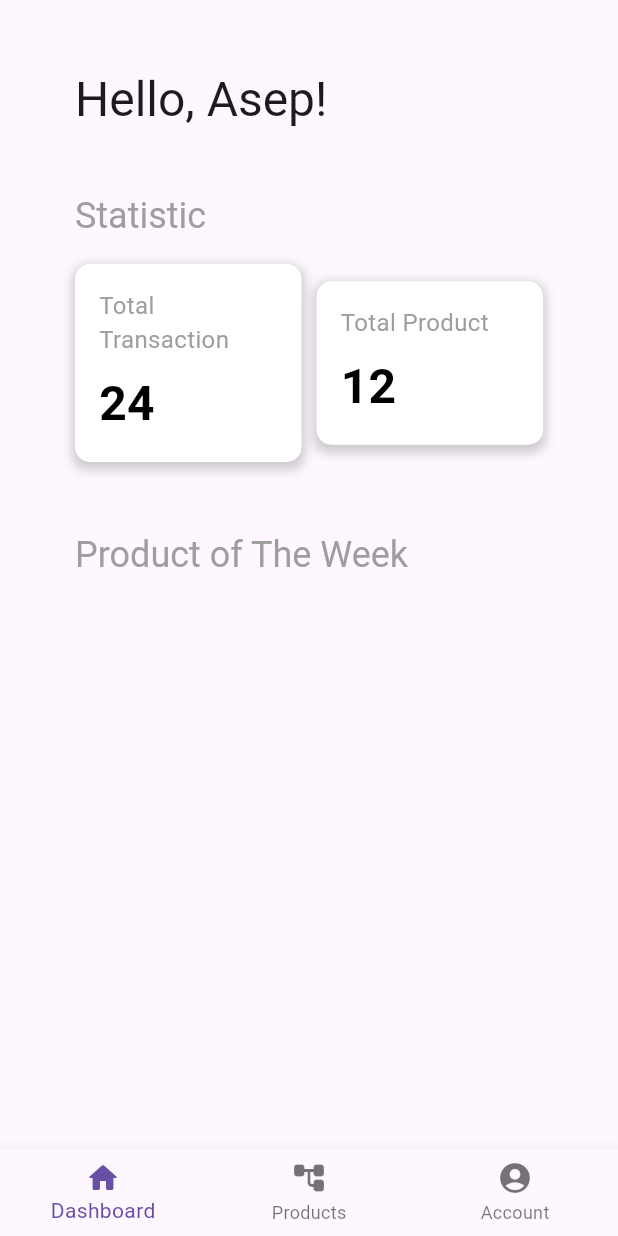
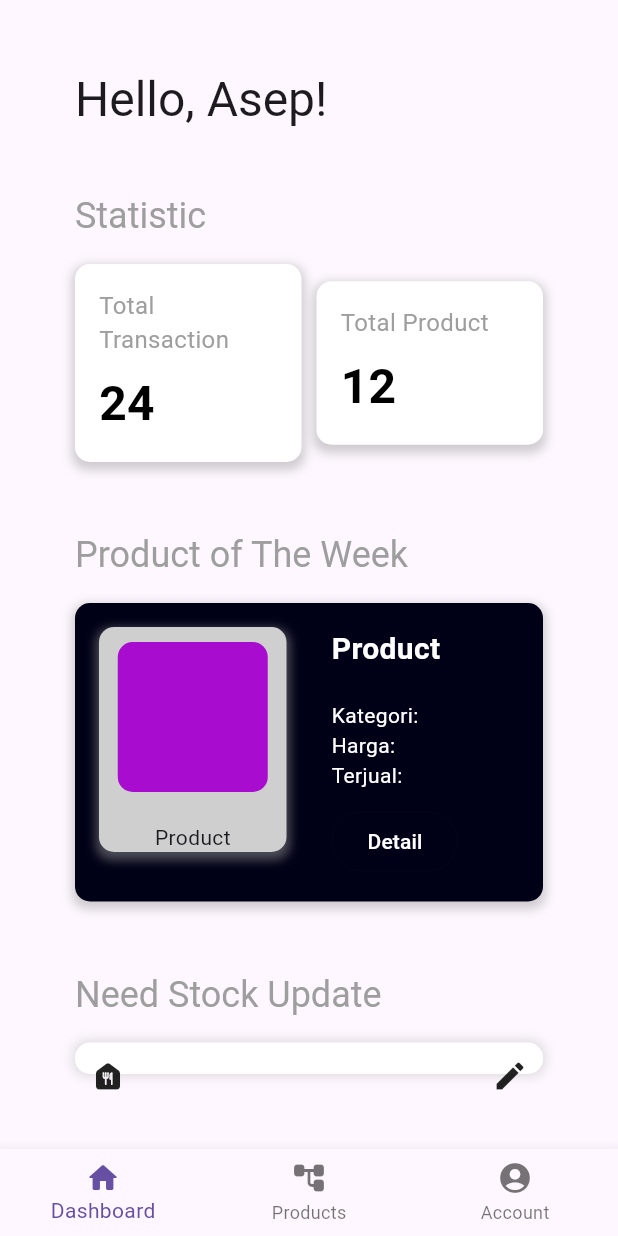
Before and after one commit to andipermana444/infinito, a Flutter app: the Dashboard screen opened directly, on a phone screen of 412 x 824 dp. Run offline on Flutter 3.47's test engine with Material 3 defaults, Android fonts, the phone set to English and light mode, and no system bars; Roboto replaces fonts that are missing (Poppins).

Commit message:
UI Dashboard 75% (masih ada beberapa logic UI yang belum berhasil seperti List Stock)

```diff
--- a/frontend/lib/screen/dashboard.dart
+++ b/frontend/lib/screen/dashboard.dart
@@ -35,34 +35,48 @@ class DashBoard extends State<Dashboard> {
               textAlign: TextAlign.left,
               style: TextStyle(
                 fontFamily: 'Poppins',
-                fontSize: 24, // Adjust the size as needed
+                fontSize: 24,
                 letterSpacing: 0,
                 fontWeight: FontWeight.normal,
                 color: Colors.grey,
                 height: 1,
               ),
             ),
-            const SizedBox(height: 20), // Add space before the boxes
+            const SizedBox(height: 20),
             Row(
               children: [
                 Expanded(child: _statisticBox('Total Transaction', '24')),
-                const SizedBox(width: 10), // Add space between the boxes
+                const SizedBox(width: 10),
                 Expanded(child: _statisticBox('Total Product', '12')),
               ],
             ),
-            const SizedBox(height: 50), // Add space between the texts
-            const Text(
-              'Product of The Week',
+            const SizedBox(height: 50), // space antara section
+            const Text('Product of The Week',
+                textAlign: TextAlign.left,
+                style: TextStyle(
+                  fontFamily: 'Poppins',
+                  fontSize: 24,
+                  letterSpacing: 0,
+                  fontWeight: FontWeight.normal,
+                  color: Colors.grey,
+                  height: 1,
+                )),
+            const SizedBox(height: 20),
+            _prodTheWeek(),
+            const SizedBox(height: 50),
+            const Text('Need Stock Update',
               textAlign: TextAlign.left,
               style: TextStyle(
                 fontFamily: 'Poppins',
-                fontSize: 24, // Adjust the size as needed
+                fontSize: 24,
                 letterSpacing: 0,
                 fontWeight: FontWeight.normal,
                 color: Colors.grey,
                 height: 1,
               )
             ),
+            const SizedBox(height: 20),
+            listStock('Oreo'),
           ],
         ),
       ),
@@ -126,4 +140,122 @@ class DashBoard extends State<Dashboard> {
       ),
     );
   }
+  Widget _prodTheWeek() {
+    return Container(
+      padding: const EdgeInsets.all(16),
+      decoration: BoxDecoration(
+        color: const Color.fromARGB(255, 0, 0, 22),
+        borderRadius: BorderRadius.circular(10),
+        boxShadow: [
+          BoxShadow(
+            color: Colors.grey.withOpacity(0.5),
+            spreadRadius: 2,
+            blurRadius: 5,
+            offset: const Offset(0, 3),
+          ),
+        ],
+      ),
+      child: Row(
+        mainAxisSize: MainAxisSize.max,
+        crossAxisAlignment: CrossAxisAlignment.start,
+        mainAxisAlignment: MainAxisAlignment.start,
+        children: [
+          Expanded(
+            child: Container(
+              decoration: BoxDecoration(
+                color: const Color.fromARGB(255, 207, 207, 207),
+                borderRadius: BorderRadius.circular(10),
+                boxShadow: [
+                  BoxShadow(
+                    color: Colors.grey.withOpacity(0.5),
+                    spreadRadius: 2,
+                    blurRadius: 5,
+                    offset: const Offset(0, 3),
+                  ),
+                ],
+              ),
+              child: Column(
+                mainAxisSize: MainAxisSize.max,
+                crossAxisAlignment: CrossAxisAlignment.center,
+                children: [
+                  Container(
+                      margin: const EdgeInsets.all(10),
+                      decoration: BoxDecoration(
+                        color: const Color.fromARGB(255, 168, 13, 207),
+                        borderRadius: BorderRadius.circular(10),
+                      ),
+                      height: 100,
+                      width: 100,
+                  ),
+                  const SizedBox(height: 10),
+                  const Text("Product")
+                ],
+              ),
+            ),
+          ),
+          const SizedBox(
+            width: 30,
+          ),
+          Expanded(
+              child: Container(
+              child: const Column(
+              mainAxisSize: MainAxisSize.max,
+              crossAxisAlignment: CrossAxisAlignment.start,
+              children: [
+                Text(
+                  "Product",
+                  style: TextStyle(
+                      color: Colors.white,
+                      fontWeight: FontWeight.bold,
+                      fontSize: 20),
+                ),
+                SizedBox(
+                  height: 20,
+                ),
+                Text("Kategori: ", style: TextStyle(color: Colors.white)),
+                Text("Harga: ", style: TextStyle(color: Colors.white)),
+                Text("Terjual: ", style: TextStyle(color: Colors.white)),
+                SizedBox(
+                  height: 10,
+                ),
+                OutlinedButton(
+                    onPressed: null,
+                    child: const Text(
+                      "Detail",
+                      style: TextStyle(color: Colors.white),
+                    ))
+              ],
+            ),
+          ))
+        ],
+      ),
+    );
+  }
+  Widget listStock(String prodName){
+    return Expanded(
+      child: Container(
+        padding: EdgeInsets.all(10),
+        decoration: BoxDecoration(
+          color: Colors.white,
+          borderRadius: BorderRadius.circular(10),
+          boxShadow: [
+            BoxShadow(
+              color: Colors.grey.withOpacity(0.3),
+              spreadRadius: 2,
+              blurRadius: 5,
+            ),
+          ],
+        ),
+        child: const Row(
+          children: [
+            Icon(Icons.food_bank_rounded),
+            SizedBox(width: 8),
+            Text('Produk 1'),
+            Spacer(),
+            Icon(Icons.edit),
+          ]
+        ),
+      )
+    );
+  }
 }
```
